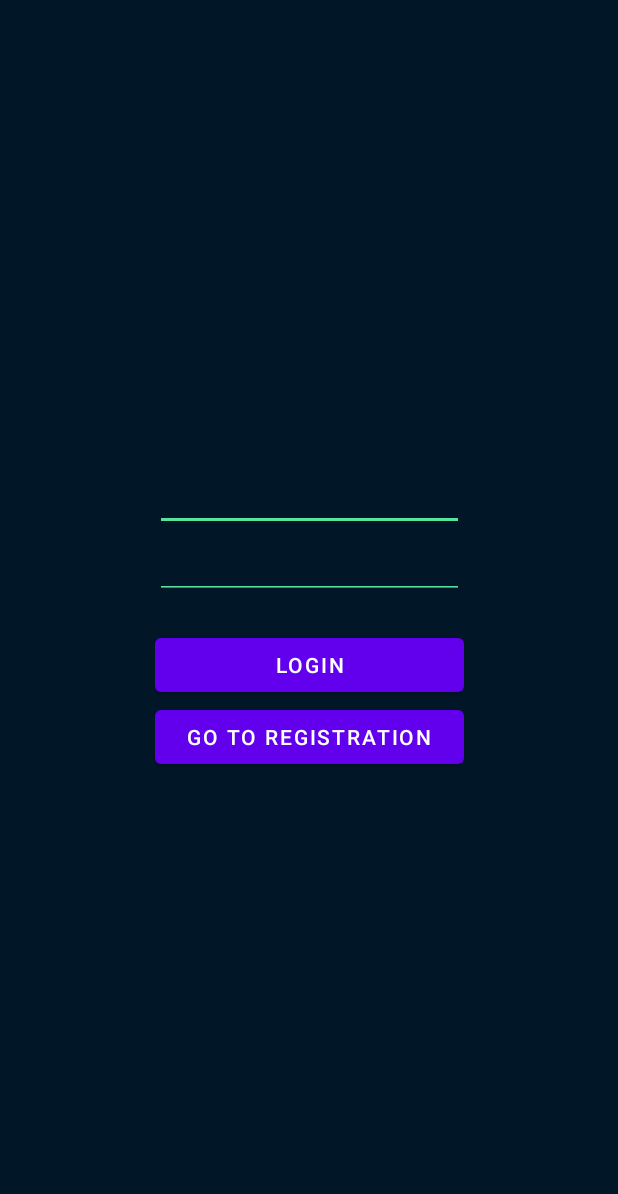
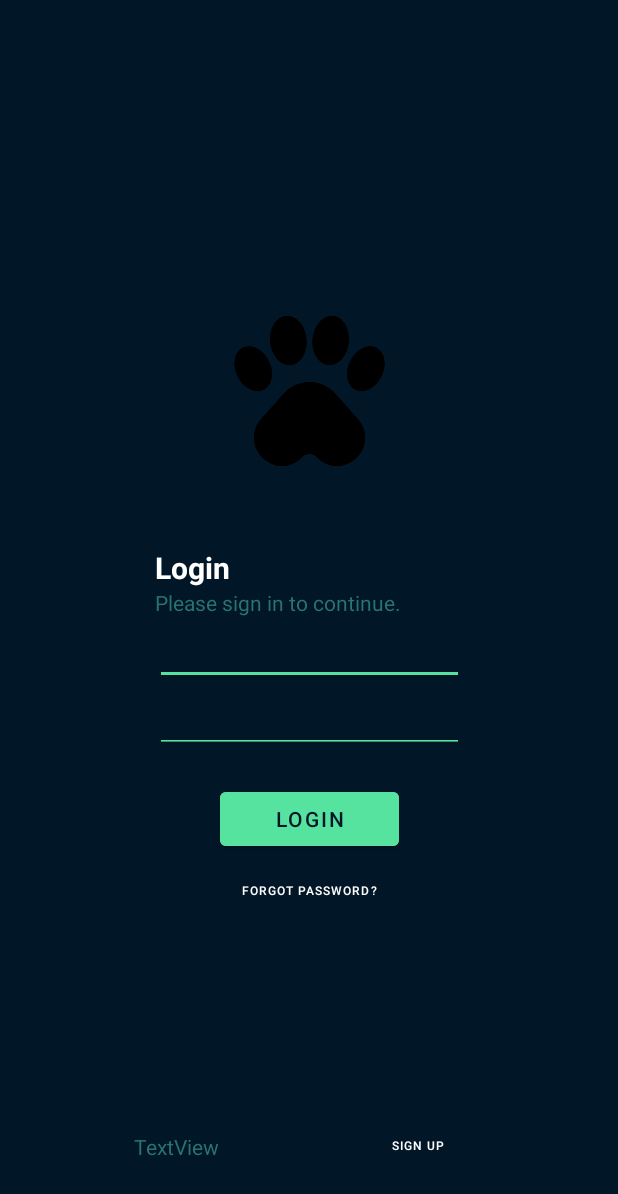
Before and after one commit to Dawid33/explore-wildlife, an Android app: the screen it shows after launch (MainActivity), on a phone screen of 412 x 824 dp. Shown: the top 1194 px of the screen. Run offline under Robolectric (Android 15) with nearby library versions, the phone set to English and light mode, and no system bars; our stand-ins replace navigation-ui.

Commit message:
adding paw image, editing buttons

```diff
--- a/android-app/app/src/main/res/layout/fragment_login.xml
+++ b/android-app/app/src/main/res/layout/fragment_login.xml
@@ -8,8 +8,9 @@
     tools:context=".LoginFragment">
 
     <LinearLayout
+        android:id="@+id/linearLayout"
         android:layout_width="0dp"
-        android:layout_height="0dp"
+        android:layout_height="wrap_content"
         android:background="@color/app_background"
         android:gravity="center"
         android:orientation="vertical"
@@ -18,7 +19,34 @@
         app:layout_constraintLeft_toLeftOf="parent"
         app:layout_constraintRight_toRightOf="parent"
         app:layout_constraintTop_toTopOf="parent"
+        app:layout_constraintVertical_bias="0.49"
         app:layout_constraintWidth_percent=".5">
+
+        <ImageView
+            android:id="@+id/imageView"
+            android:layout_width="match_parent"
+            android:layout_height="125dp"
+            android:src="@drawable/pawprint" />
+
+        <Space
+            android:layout_width="match_parent"
+            android:layout_height="41dp" />
+
+        <TextView
+            android:id="@+id/textView2"
+            android:layout_width="match_parent"
+            android:layout_height="wrap_content"
+            android:text="Login"
+            android:textColor="#FFFFFF"
+            android:textSize="20sp"
+            android:textStyle="bold" />
+
+        <TextView
+            android:id="@+id/textView3"
+            android:layout_width="match_parent"
+            android:layout_height="wrap_content"
+            android:text="Please sign in to continue."
+            android:textColor="@color/myrtle_green" />
 
         <EditText
             android:id="@+id/editTextTextEmailAddress"
@@ -44,14 +72,54 @@
 
         <Button
             android:id="@+id/button"
+            android:layout_width="119dp"
+            android:layout_height="wrap_content"
+            android:backgroundTint="@color/aquamarine"
+            android:text="Login"
+            android:textColor="@color/app_background" />
+
+        <Button
+            android:id="@+id/forgotPassword"
             android:layout_width="match_parent"
             android:layout_height="wrap_content"
-            android:text="Login" />
+            android:background="#00FFFFFF"
+            android:text="Forgot Password?"
+            android:textColor="#FFFFFF"
+            android:textSize="8sp" />
 
-        <Button
-            android:id="@+id/goToRegistrationButton"
-            android:layout_width="match_parent"
-            android:layout_height="wrap_content"
-            android:text="Go to Registration" />
+        <!--        <Button-->
+        <!--            android:id="@+id/goToRegistrationButton"-->
+        <!--            android:layout_width="match_parent"-->
+        <!--            android:layout_height="wrap_content"-->
+        <!--            android:text="Go to Registration" />-->
+
+
     </LinearLayout>
+
+    <TextView
+        android:id="@+id/textView"
+        android:layout_width="wrap_content"
+        android:layout_height="wrap_content"
+        android:text="TextView"
+        android:textColor="@color/myrtle_green"
+        app:layout_constraintBottom_toBottomOf="@+id/goToRegistrationButton"
+        app:layout_constraintEnd_toStartOf="@+id/goToRegistrationButton"
+        app:layout_constraintHorizontal_bias="0.5"
+        app:layout_constraintStart_toStartOf="parent"
+        app:layout_constraintTop_toTopOf="@+id/goToRegistrationButton"
+        tools:text="Don't have an account?" />
+
+    <Button
+        android:id="@+id/goToRegistrationButton"
+        android:layout_width="wrap_content"
+        android:layout_height="wrap_content"
+        android:layout_marginBottom="36dp"
+        android:background="#00FFFFFF"
+        android:text="Sign up"
+        android:textSize="8sp"
+        app:layout_constraintBottom_toBottomOf="parent"
+        app:layout_constraintEnd_toEndOf="parent"
+        app:layout_constraintHorizontal_bias="0.5"
+        app:layout_constraintStart_toEndOf="@+id/textView" />
+
 </androidx.constraintlayout.widget.ConstraintLayout>
```
Also changed, not shown: android-app/app/src/main/res/drawable-v24/pawprint.png (added).
